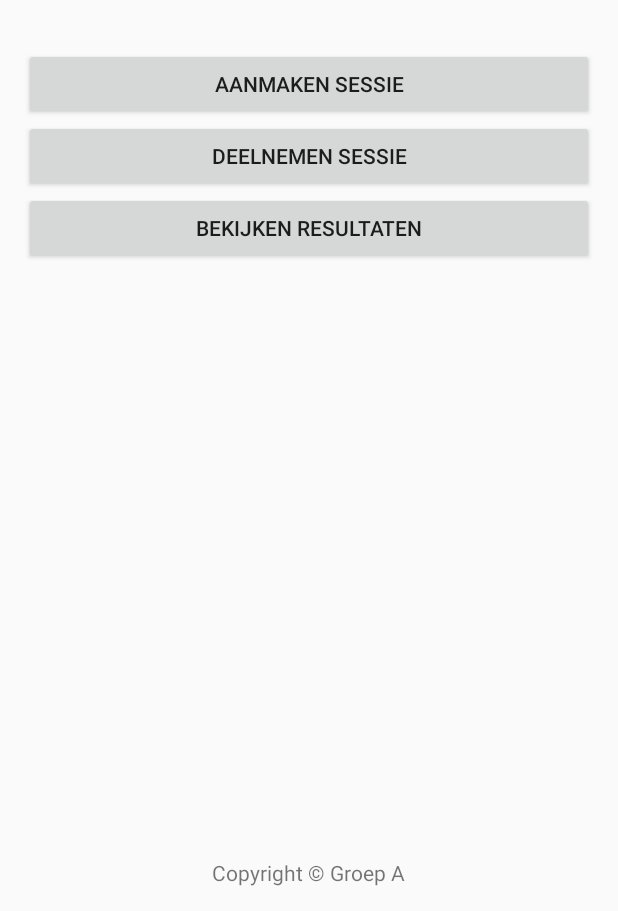
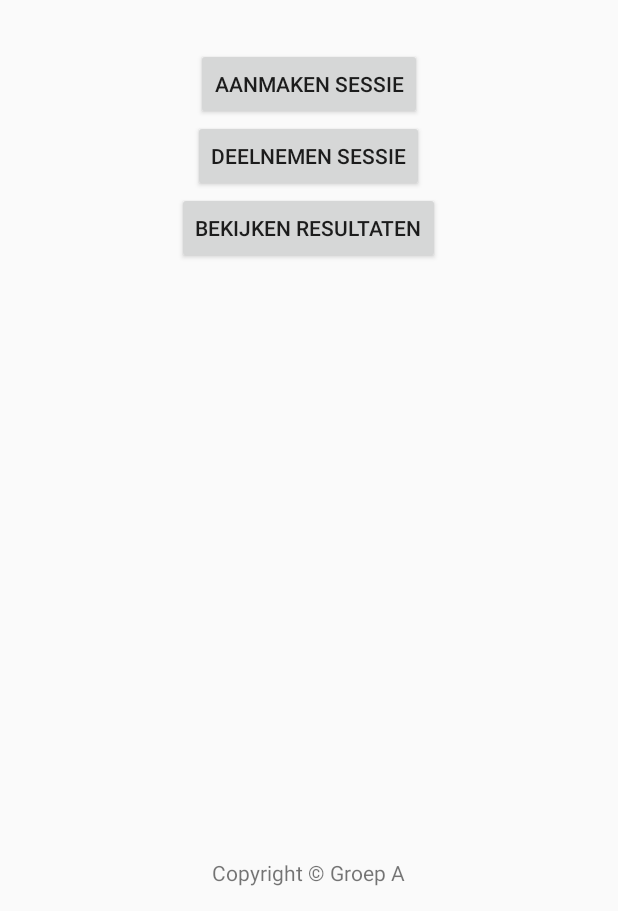
Before and after one commit to RoyAdmiraal/IPMEDT4, an Android app: the screen it shows after launch (MainActivity), on a phone screen of 412 x 824 dp, the part 325-1236 px from its top. Run offline under Robolectric (Android 15) with nearby library versions, the phone set to English and light mode, and no system bars.

Commit message:
Activity button fix

```diff
--- a/app/src/main/res/layout/activity_aanmaken.xml
+++ b/app/src/main/res/layout/activity_aanmaken.xml
@@ -41,7 +41,6 @@
     <Button
         android:layout_width="wrap_content"
         android:layout_height="wrap_content"
-        android:background="#FFA726"
         android:text="Doorgaan"
         android:id="@+id/doorgaanButton"
         android:layout_alignParentBottom="true"
--- a/app/src/main/res/layout/activity_main.xml
+++ b/app/src/main/res/layout/activity_main.xml
@@ -19,7 +19,7 @@
         android:id="@+id/txtWelkom" />
 
     <Button
-        android:layout_width="match_parent"
+        android:layout_width="wrap_content"
         android:layout_height="wrap_content"
         android:text="Aanmaken sessie"
         android:id="@+id/btnAanmakenSessie"
@@ -29,7 +29,7 @@
         android:onClick="aanmakenSessie" />
 
     <Button
-        android:layout_width="match_parent"
+        android:layout_width="wrap_content"
         android:layout_height="wrap_content"
         android:text="Deelnemen sessie"
         android:id="@+id/btnDeelnemenSessie"
@@ -38,7 +38,7 @@
         android:onClick="deelnemenSessie" />
 
     <Button
-        android:layout_width="match_parent"
+        android:layout_width="wrap_content"
         android:layout_height="wrap_content"
         android:text="Bekijken resultaten"
         android:id="@+id/btnBekijkenResultaten"
```
